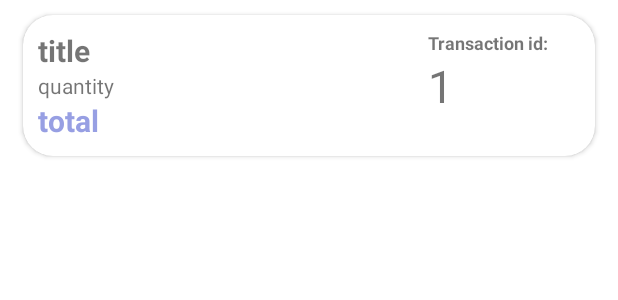
After one commit to PricyWinner/Supermarket, an Android app: the layout card_transaction.xml on its own in the app's theme, with its tools: preview values and no code run, on a phone screen of 412 x 824 dp. The commit adds this screen. Shown: the top 300 px of the screen. Run offline under Robolectric (Android 15) with nearby library versions, the phone set to English and light mode, and no system bars.

Commit message:
selesai transaction

```diff
--- a/app/src/main/java/Services/UserServices.java
+++ b/app/src/main/java/Services/UserServices.java
@@ -7,6 +7,7 @@ import androidx.appcompat.app.AppCompatActivity;
 import java.util.ArrayList;
 import java.util.List;
 
+import Models.Transaction;
 import Models.User;
 
 public class UserServices extends AppCompatActivity {
--- /dev/null
+++ b/app/src/main/res/layout/card_transaction.xml
@@ -0,0 +1,77 @@
+<?xml version="1.0" encoding="utf-8"?>
+<androidx.cardview.widget.CardView xmlns:android="http://schemas.android.com/apk/res/android"
+    android:layout_width="match_parent"
+    android:layout_height="wrap_content"
+    xmlns:app="http://schemas.android.com/apk/res-auto"
+    android:orientation="horizontal"
+    android:paddingTop="10dp"
+    app:cardCornerRadius="20dp"
+    android:paddingBottom="5dp"
+    android:layout_marginRight="15dp"
+    android:layout_marginTop="10dp"
+    android:layout_marginBottom="15dp"
+    android:layout_marginLeft="15dp"
+    app:contentPadding="10dp">
+
+
+
+        <LinearLayout
+            android:layout_width="match_parent"
+            android:layout_height="wrap_content"
+            android:orientation="horizontal">
+
+            <LinearLayout
+                android:layout_width="260dp"
+                android:layout_height="wrap_content"
+                android:orientation="vertical">
+
+                <TextView
+                    android:id="@+id/tv_transactionDate"
+                    android:layout_width="wrap_content"
+                    android:layout_height="wrap_content"
+                    android:text="title"
+                    android:textSize="20dp"
+                    android:textStyle="bold" />
+
+                <TextView
+                    android:id="@+id/tv_transaction_quantity"
+                    android:layout_width="match_parent"
+                    android:layout_height="wrap_content"
+                    android:layout_marginRight="10dp"
+                    android:text="quantity" />
+
+                <TextView
+                    android:id="@+id/tv_transaction_totalPrice"
+                    android:layout_width="match_parent"
+                    android:layout_height="wrap_content"
+                    android:layout_marginRight="10dp"
+                    android:text="total"
+                    android:textColor="@color/blue_200"
+                    android:textSize="20dp"
+                    android:textStyle="bold" />
+            </LinearLayout>
+
+            <LinearLayout
+                android:layout_width="wrap_content"
+                android:layout_height="wrap_content"
+                android:orientation="vertical">
+                <TextView
+                    android:id="@+id/tv_label_transaction_id"
+                    android:layout_width="wrap_content"
+                    android:layout_height="wrap_content"
+                    android:layout_gravity="clip_vertical"
+                    android:text="Transaction id:"
+                    android:textSize="12dp"
+                    android:textStyle="bold" />
+
+                <TextView
+                    android:id="@+id/tv_transaction_id"
+                    android:layout_width="match_parent"
+                    android:layout_height="wrap_content"
+                    android:paddingRight="10dp"
+                    android:text="1"
+                    android:textSize="30dp" />
+            </LinearLayout>
+
+            </LinearLayout>
+    </androidx.cardview.widget.CardView>
```
Also changed, not shown: app/src/main/java/Adapters/CartAdapter.java (+5 -13 lines), app/src/main/java/Adapters/TransactionAdapter.java (added, +79 -0 lines), app/src/main/java/Models/Transaction.java (added, +81 -0 lines), app/src/main/java/com/example/Supermarket/CartActivity.java (+2 -6 lines), app/src/main/java/com/example/Supermarket/DatabaseHelper.java (+76 -8 lines), app/src/main/java/com/example/Supermarket/PaymentActivity.java (+28 -7 lines), app/src/main/java/com/example/Supermarket/TransactionActivity.java (+65 -0 lines), app/src/main/res/layout/activity_transaction.xml (+18 -0 lines).
